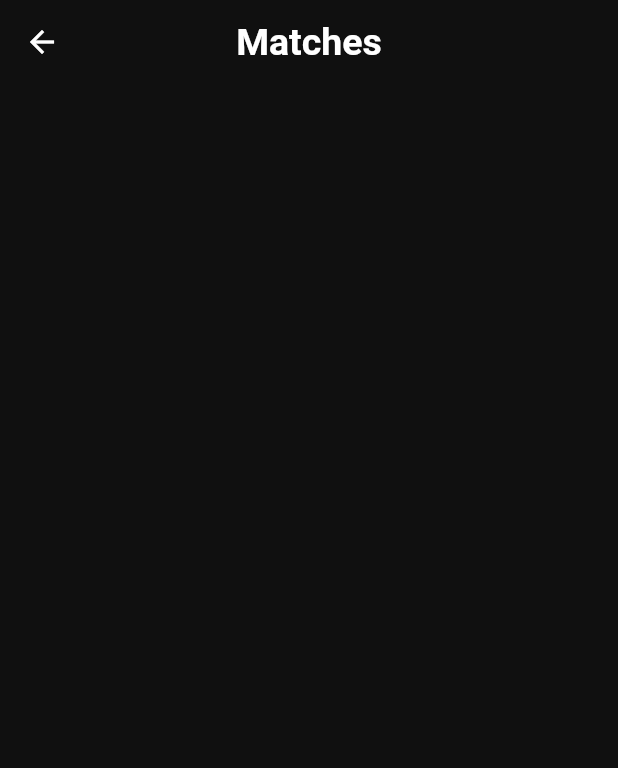
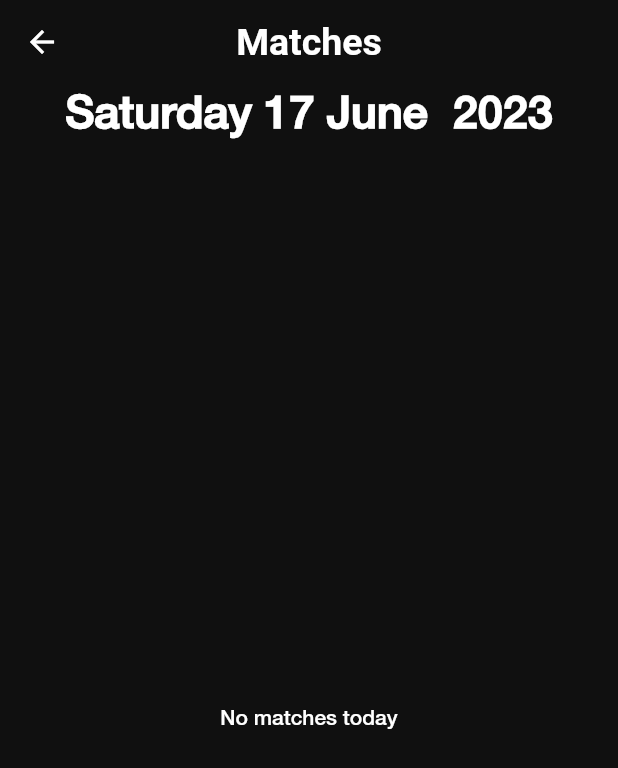
Before and after one commit to Tadiwr/nba_stats_app, a Flutter app: the UpcomingMatches screen opened directly, on a phone screen of 412 x 824 dp. Shown: the top 768 px of the screen. Run offline on Flutter 3.47's test engine with Material 2 defaults, Android fonts, the phone set to English and light mode, and no system bars; our stand-ins replace fl_chart, persistent_bottom_nav_bar_v2; missing offline and left inert: flutter_animator; network calls fail.

Commit message:
Added date to page

```diff
--- a/lib/views/screens/matches.dart
+++ b/lib/views/screens/matches.dart
@@ -1,19 +1,86 @@
 import "package:flutter/material.dart";
+import "package:nba_stats_app/data/repo.dart";
+import "package:intl/intl.dart";
+import "package:nba_stats_app/styles/text_styles.dart";
+import "../widgets/match_card.dart";
 
 class UpcomingMatches extends StatefulWidget {
   const UpcomingMatches({super.key});
-
   @override
   State<UpcomingMatches> createState() => _UpcomingMatchesState();
+
 }
 
 class _UpcomingMatchesState extends State<UpcomingMatches> {
+
+  final repo = Repo();
+  String dateString = "";
+
+  void loadDate() {
+    DateTime now = DateTime.now();
+
+    // Format the date in words.
+    DateFormat dateFormat = DateFormat('EEEE d MMMM  yyyy');
+    dateString = dateFormat.format(now);
+  }
+
   @override
   Widget build(BuildContext context) {
+
+    loadDate();
+
     return Scaffold(
       appBar: AppBar(
         title: const Text("Matches")
       ),
+      body: Column(
+        children: [
+          Expanded(
+            flex: 1,
+            child: Text(dateString, style: h2)
+          ),
+          Expanded(
+            flex: 9,
+            child: FutureBuilder(
+              future: repo.getScoreBoard(),
+              builder: (context, snapshot) {
+
+                if (snapshot.hasData) {
+                  int itemCount = snapshot.data?.events.length ?? 0;
+
+                  if (itemCount == 0) {
+                    debugPrint("No matches today");
+                    return const Center(
+                      child: Text("No matches today"),
+                    );
+                  } else {
+                    debugPrint("$itemCount");
+                    final event = snapshot.data?.events[0].shortName;
+                    debugPrint("Match : $event");
+                    return ListView.builder(
+                    itemCount: snapshot.data?.events.length ?? 0,
+                    itemBuilder:(context, index) {
+                      final eventN = snapshot.data?.events[index];
+                      return MatchCard(data: eventN);
+                    },
+                  );
+                  }
+                }
+
+                else {
+                  return const Center(
+                    child: CircularProgressIndicator(),
+                  );
+                }
+
+                return const Center(
+                  child: CircularProgressIndicator(),
+                );
+              },
+            ),
+          ),
+        ],
+      )
     );
   }
 }
```
